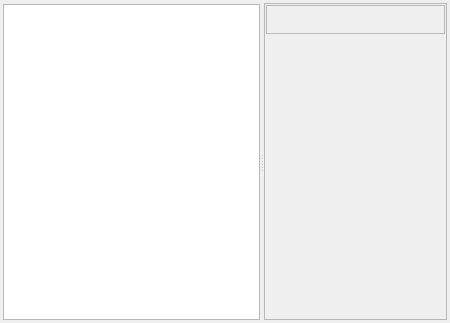
First picture: the form in quickevent/app/plugins/qml/Speaker/src/speakerwidget.ui, repository Quick-Event/quickbox, before the edit.
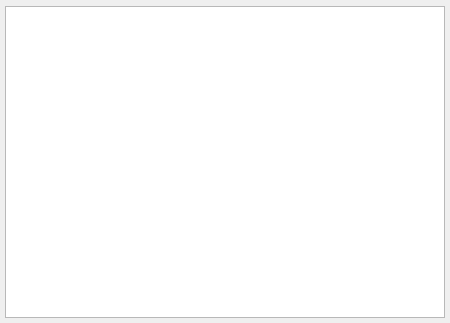
Second picture: the form after the edit. Icons and pictures are not drawn. Custom widgets are drawn as their Qt base class.

Commit message: QE: CodeClassResultsGridWidget removed

Patch:
```diff
--- a/quickevent/app/plugins/qml/Speaker/src/speakerwidget.ui
+++ b/quickevent/app/plugins/qml/Speaker/src/speakerwidget.ui
@@ -21,168 +21,42 @@
   </property>
   <layout class="QVBoxLayout" name="verticalLayout_2">
    <property name="spacing">
-    <number>3</number>
+    <number>5</number>
    </property>
    <property name="leftMargin">
-    <number>3</number>
+    <number>5</number>
    </property>
    <property name="topMargin">
-    <number>3</number>
+    <number>5</number>
    </property>
    <property name="rightMargin">
-    <number>3</number>
+    <number>5</number>
    </property>
    <property name="bottomMargin">
-    <number>3</number>
+    <number>5</number>
    </property>
    <item>
-    <widget class="QSplitter" name="splitter">
-     <property name="orientation">
-      <enum>Qt::Horizontal</enum>
+    <layout class="QVBoxLayout" name="verticalLayout">
+     <property name="spacing">
+      <number>1</number>
      </property>
-     <widget class="QWidget" name="layoutWidget">
-      <layout class="QVBoxLayout" name="verticalLayout">
-       <property name="spacing">
-        <number>1</number>
+     <item>
+      <widget class="qf::qmlwidgets::TableViewToolBar" name="tblPunchesToolBar" native="true"/>
+     </item>
+     <item>
+      <widget class="PunchesTableView" name="tblPunches">
+       <property name="showDropIndicator" stdset="0">
+        <bool>false</bool>
        </property>
-       <item>
-        <widget class="qf::qmlwidgets::TableViewToolBar" name="tblPunchesToolBar" native="true"/>
-       </item>
-       <item>
-        <widget class="PunchesTableView" name="tblPunches">
-         <property name="showDropIndicator" stdset="0">
-          <bool>false</bool>
-         </property>
-         <property name="dragEnabled">
-          <bool>true</bool>
-         </property>
-         <property name="dragDropMode">
-          <enum>QAbstractItemView::DragOnly</enum>
-         </property>
-        </widget>
-       </item>
-      </layout>
-     </widget>
-     <widget class="QFrame" name="frame_2">
-      <property name="frameShape">
-       <enum>QFrame::StyledPanel</enum>
-      </property>
-      <property name="frameShadow">
-       <enum>QFrame::Raised</enum>
-      </property>
-      <layout class="QVBoxLayout" name="verticalLayout_3">
-       <property name="spacing">
-        <number>2</number>
+       <property name="dragEnabled">
+        <bool>true</bool>
        </property>
-       <property name="leftMargin">
-        <number>1</number>
+       <property name="dragDropMode">
+        <enum>QAbstractItemView::DragOnly</enum>
        </property>
-       <property name="topMargin">
-        <number>1</number>
-       </property>
-       <property name="rightMargin">
-        <number>1</number>
-       </property>
-       <property name="bottomMargin">
-        <number>1</number>
-       </property>
-       <item>
-        <widget class="QFrame" name="frame">
-         <property name="frameShape">
-          <enum>QFrame::StyledPanel</enum>
-         </property>
-         <property name="frameShadow">
-          <enum>QFrame::Raised</enum>
-         </property>
-         <layout class="QHBoxLayout" name="horizontalLayout">
-          <property name="spacing">
-           <number>3</number>
-          </property>
-          <property name="leftMargin">
-           <number>2</number>
-          </property>
-          <property name="topMargin">
-           <number>2</number>
-          </property>
-          <property name="rightMargin">
-           <number>2</number>
-          </property>
-          <property name="bottomMargin">
-           <number>2</number>
-          </property>
-          <item>
-           <widget class="QToolButton" name="btInsertColumn">
-            <property name="icon">
-             <iconset resource="../../../../../../libqf/libqfqmlwidgets/images/flat/flat.qrc">
-              <normaloff>:/qf/qmlwidgets/images/flat/insert-column.svg</normaloff>:/qf/qmlwidgets/images/flat/insert-column.svg</iconset>
-            </property>
-            <property name="autoRaise">
-             <bool>true</bool>
-            </property>
-           </widget>
-          </item>
-          <item>
-           <widget class="QToolButton" name="btInsertRow">
-            <property name="icon">
-             <iconset resource="../../../../../../libqf/libqfqmlwidgets/images/flat/flat.qrc">
-              <normaloff>:/qf/qmlwidgets/images/flat/insert-row.svg</normaloff>:/qf/qmlwidgets/images/flat/insert-row.svg</iconset>
-            </property>
-            <property name="autoRaise">
-             <bool>true</bool>
-            </property>
-           </widget>
-          </item>
-          <item>
-           <widget class="QToolButton" name="btDeleteColumn">
-            <property name="icon">
-             <iconset resource="../../../../../../libqf/libqfqmlwidgets/images/flat/flat.qrc">
-              <normaloff>:/qf/qmlwidgets/images/flat/delete-column.svg</normaloff>:/qf/qmlwidgets/images/flat/delete-column.svg</iconset>
-            </property>
-            <property name="autoRaise">
-             <bool>true</bool>
-            </property>
-           </widget>
-          </item>
-          <item>
-           <widget class="QToolButton" name="btDeleteRow">
-            <property name="icon">
-             <iconset resource="../../../../../../libqf/libqfqmlwidgets/images/flat/flat.qrc">
-              <normaloff>:/qf/qmlwidgets/images/flat/delete-row.svg</normaloff>:/qf/qmlwidgets/images/flat/delete-row.svg</iconset>
-            </property>
-            <property name="autoRaise">
-             <bool>true</bool>
-            </property>
-           </widget>
-          </item>
-          <item>
-           <spacer name="horizontalSpacer">
-            <property name="orientation">
-             <enum>Qt::Horizontal</enum>
-            </property>
-            <property name="sizeHint" stdset="0">
-             <size>
-              <width>68</width>
-              <height>20</height>
-             </size>
-            </property>
-           </spacer>
-          </item>
-         </layout>
-        </widget>
-       </item>
-       <item>
-        <widget class="CodeClassResultsGridWidget" name="gridWidget" native="true">
-         <property name="sizePolicy">
-          <sizepolicy hsizetype="Preferred" vsizetype="Expanding">
-           <horstretch>0</horstretch>
-           <verstretch>0</verstretch>
-          </sizepolicy>
-         </property>
-        </widget>
-       </item>
-      </layout>
-     </widget>
-    </widget>
+      </widget>
+     </item>
+    </layout>
    </item>
   </layout>
  </widget>
@@ -193,12 +67,6 @@
    <header location="global">qf/qmlwidgets/tableviewtoolbar.h</header>
    <container>1</container>
   </customwidget>
-  <customwidget>
-   <class>CodeClassResultsGridWidget</class>
-   <extends>QWidget</extends>
-   <header location="global">src/codeclassresultsgridwidget.h</header>
-   <container>1</container>
-  </customwidget>
   <customwidget>
    <class>PunchesTableView</class>
    <extends>QTableView</extends>
```
Left out of the diff: 4 changed lines with no effect on the pictures. The commit also changes 7 other files.
